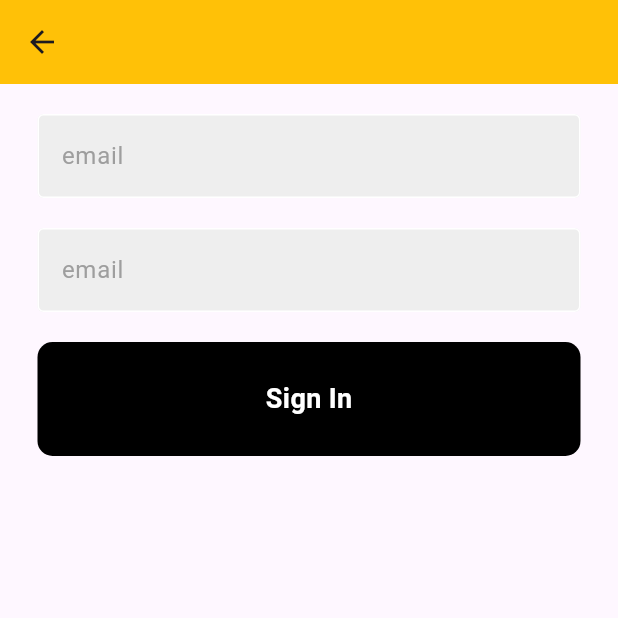
After one commit to MINHAJ-E/Firebase-Social-Media, a Flutter app: the GoogleSignIn screen opened directly, on a phone screen of 412 x 824 dp, the top half of it. The commit adds this screen. Run offline on Flutter 3.47's test engine with Material 3 defaults, Android fonts, the phone set to English and light mode, and no system bars; our stand-ins replace firebase_auth, firebase_core; accounts and stored records are empty.

```diff
--- /dev/null
+++ b/lib/view/google_sign_in.dart
@@ -0,0 +1,48 @@
+import 'package:firebsesample/widgets/my_button.dart';
+import 'package:firebsesample/widgets/my_textfield.dart';
+import 'package:flutter/material.dart';
+
+class GoogleSignIn extends StatefulWidget {
+  const GoogleSignIn({super.key});
+
+  @override
+  State<GoogleSignIn> createState() => _GoogleSignInState();
+}
+
+class _GoogleSignInState extends State<GoogleSignIn> {
+  final TextEditingController emailController = TextEditingController();
+  final TextEditingController passwordController = TextEditingController();
+  @override
+  Widget build(BuildContext context) {
+    return Scaffold(
+      appBar: AppBar(
+        backgroundColor: Colors.amber,
+      ),
+      body: Column(
+        children: [
+          SizedBox(
+            height: 20,
+          ),
+          MyTextfield(
+              obsecureText: false,
+              hintText: "email",
+              controller: emailController),
+          SizedBox(
+            height: 20,
+          ),
+          MyTextfield(
+              obsecureText: false,
+              hintText: "email",
+              controller: passwordController),
+          SizedBox(
+            height: 20,
+          ),
+          MyButton(
+            name: "Sign In",
+            onTap: () {},
+          )
+        ],
+      ),
+    );
+  }
+}
--- a/pubspec.yaml
+++ b/pubspec.yaml
@@ -38,6 +38,7 @@ dependencies:
   firebase_core: ^2.24.2
   cloud_firestore: ^4.14.0
   firebase_auth: ^4.16.0
+  google_sign_in: ^6.2.1
 
 dev_dependencies:
   flutter_test:
```
Also changed, not shown: lib/services/firebase_auth.dart (+61 -0 lines), lib/view/home_screen.dart (added, +17 -0 lines), lib/view/phone_sign_in.dart (added, +37 -0 lines), lib/view/sign_in.dart (+37 -5 lines), lib/view/sign_up.dart (+20 -76 lines), lib/widgets/show_otp_dialog.dart (added, +21 -0 lines), asset/cell-phone.png (added), pubspec.lock, 2 other files.
